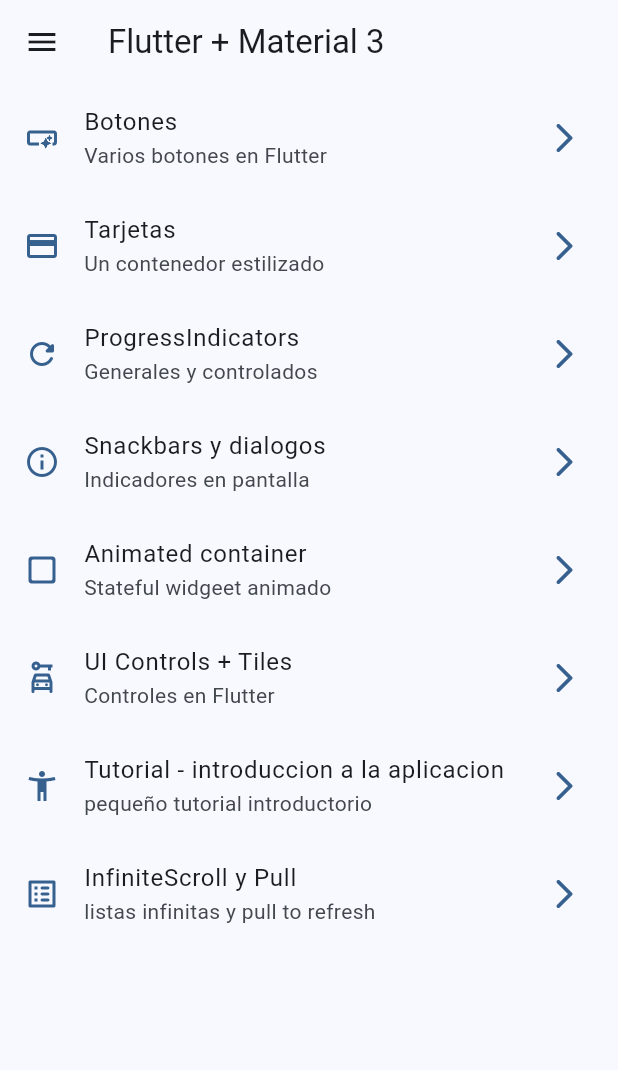
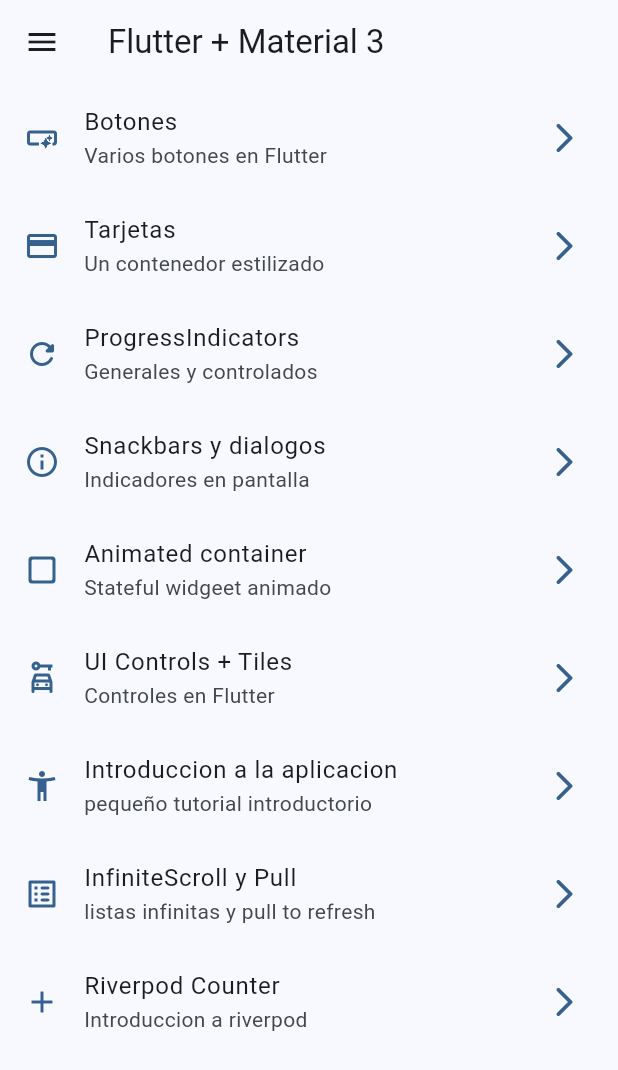
Before and after one commit to alejandrobecerraptor/flutter_widgets_app, a Flutter app: the screen it shows after launch, on a phone screen of 412 x 824 dp. Shown: the top 1070 px of the screen. Run offline on Flutter 3.47's test engine with Material 3 defaults, Android fonts, the phone set to English and light mode, and no system bars; our stand-ins replace animate_do, flutter_riverpod, go_router.

Commit message:
add counter with Riverpod

```diff
--- a/lib/config/menu/menu_items.dart
+++ b/lib/config/menu/menu_items.dart
@@ -45,7 +45,7 @@ const appMenuItems = <MenuItem>[
       link: '/ui-controls',
       icon: Icons.car_rental_outlined),
   MenuItem(
-      title: 'Tutorial - introduccion a la aplicacion',
+      title: 'Introduccion a la aplicacion',
       subTitle: 'pequeño tutorial introductorio',
       link: '/tutorial',
       icon: Icons.accessibility_new_outlined),
@@ -54,4 +54,9 @@ const appMenuItems = <MenuItem>[
       subTitle: 'listas infinitas y pull to refresh',
       link: '/infinite',
       icon: Icons.list_alt_rounded),
+  MenuItem(
+      title: 'Riverpod Counter',
+      subTitle: 'Introduccion a riverpod',
+      link: '/counter-river',
+      icon: Icons.add),
 ];
--- a/lib/config/router/app_router.dart
+++ b/lib/config/router/app_router.dart
@@ -51,5 +51,10 @@ final appRouter = GoRouter(
       name: InfiniteScrollScreen.name,
       builder: (context, state) => const InfiniteScrollScreen(),
     ),
+    GoRoute(
+      path: '/counter-river',
+      name: CounterScreen.name,
+      builder: (context, state) => const CounterScreen(),
+    ),
   ],
 );
--- /dev/null
+++ b/lib/presentation/providers/counter_provider.dart
@@ -0,0 +1,5 @@
+
+
+import 'package:flutter_riverpod/flutter_riverpod.dart';
+
+final counterProvider = StateProvider((ref) => 5,);
--- /dev/null
+++ b/lib/presentation/providers/theme_provider.dart
@@ -0,0 +1,3 @@
+import 'package:flutter_riverpod/flutter_riverpod.dart';
+
+final isDarkmodeProvider = StateProvider((ref) => false,);
--- a/lib/presentation/screens/screens.dart
+++ b/lib/presentation/screens/screens.dart
@@ -1,3 +1,4 @@
+export 'package:widgets_app/presentation/screens/counter/counter_screen.dart';
 export 'package:widgets_app/presentation/screens/animated/animated_screen.dart';
 export 'package:widgets_app/presentation/screens/app_tutorial/app_tutorial_screen.dart';
 export 'package:widgets_app/presentation/screens/infinite_scroll/infinite_scroll_screen.dart';
--- a/pubspec.yaml
+++ b/pubspec.yaml
@@ -10,6 +10,7 @@ dependencies:
   animate_do: ^3.3.4
   flutter:
     sdk: flutter
+  flutter_riverpod: ^2.5.1
   go_router: ^14.2.7
 
 dev_dependencies:
```
Also changed, not shown: lib/main.dart (+6 -2 lines), lib/presentation/screens/counter/counter_screen.dart (added, +46 -0 lines), pubspec.lock.
